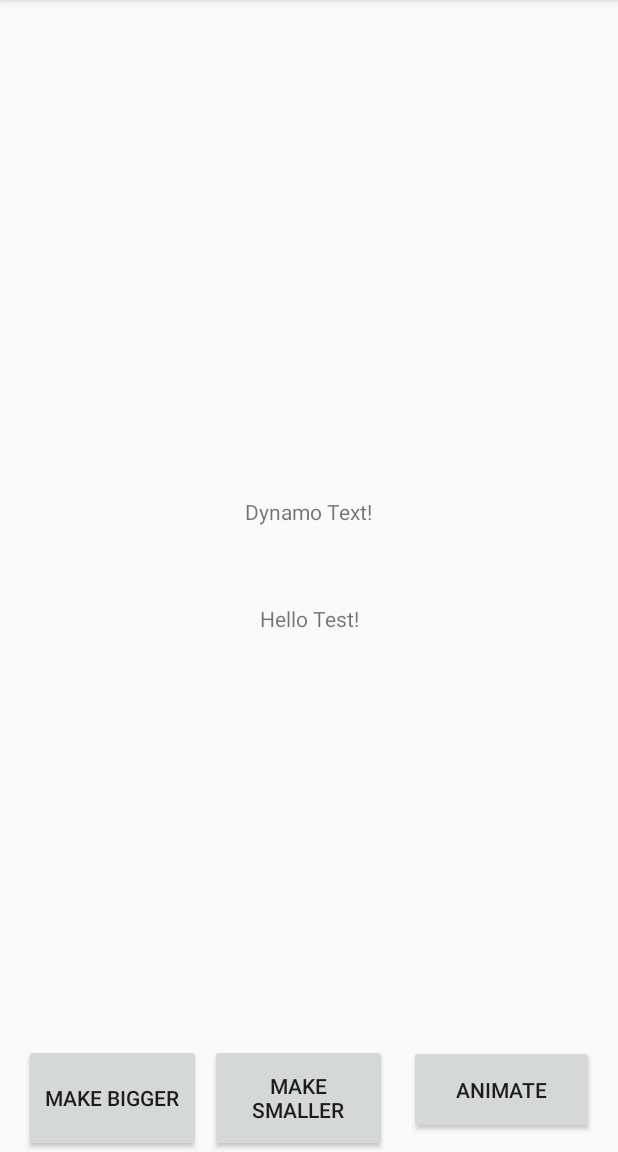
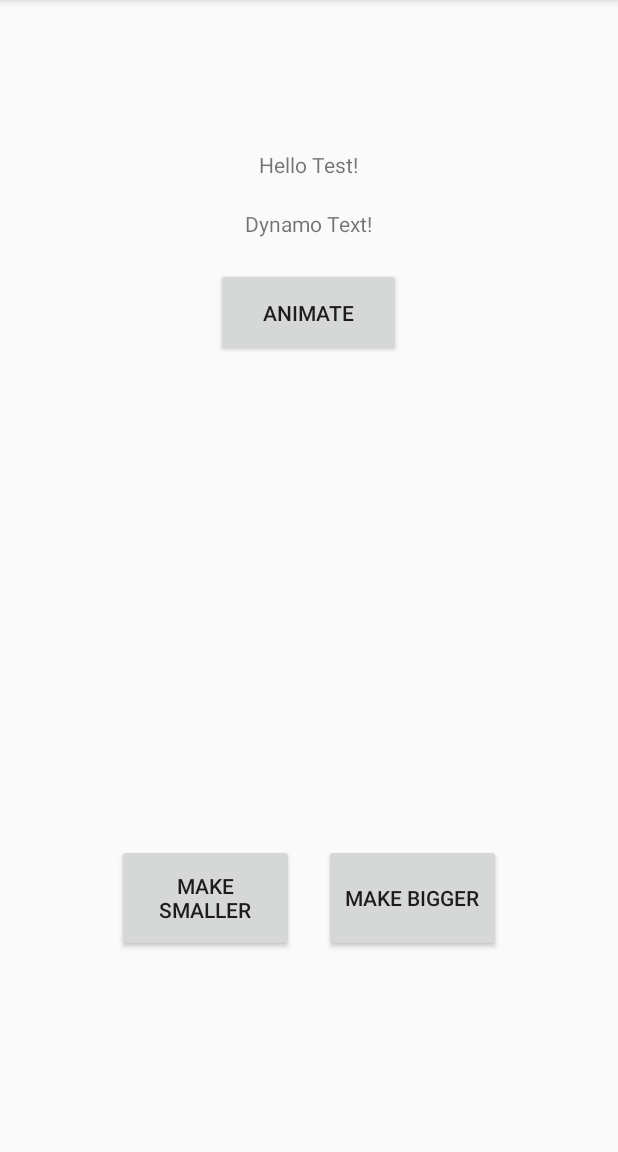
Before and after one commit to olesien/Mobilt_java23_Linus_Lindberg_Shakev4, an Android app: the screen it shows after launch (MainActivity), on a phone screen of 412 x 824 dp, the part 84-1236 px from its top. Run offline under Robolectric (Android 15) with nearby library versions, the light colour scheme and no system bars.

Commit message:
Fixed styles

```diff
--- a/app/src/main/res/layout/activity_main.xml
+++ b/app/src/main/res/layout/activity_main.xml
@@ -6,60 +6,87 @@
     android:layout_width="match_parent"
     android:layout_height="match_parent"
     tools:context=".MainActivity">
-
+    <LinearLayout
+        android:orientation="vertical"
+        android:layout_width="match_parent"
+        android:layout_height="match_parent"
+        app:layout_constraintBottom_toBottomOf="parent"
+        app:layout_constraintEnd_toEndOf="parent"
+        app:layout_constraintHorizontal_bias="1.0"
+        app:layout_constraintStart_toStartOf="parent"
+        android:gravity="center"
+        android:layout_weight="1">
     <TextView
         android:layout_width="wrap_content"
         android:layout_height="wrap_content"
         android:text="Hello Test!"
         app:layout_constraintBottom_toBottomOf="parent"
         app:layout_constraintEnd_toEndOf="parent"
+        app:layout_constraintHorizontal_bias="0.581"
         app:layout_constraintStart_toStartOf="parent"
         app:layout_constraintTop_toTopOf="parent"
-        app:layout_constraintVertical_bias="0.538" />
+        app:layout_constraintVertical_bias="0.599"
+        android:layout_marginTop="100dp"/>
 
     <TextView
+        android:layout_marginTop="20dp"
         android:id="@+id/text1"
         android:layout_width="wrap_content"
         android:layout_height="wrap_content"
         android:text="Dynamo Text!"
         app:layout_constraintBottom_toBottomOf="parent"
-        app:layout_constraintEnd_toEndOf="parent"
-        app:layout_constraintHorizontal_bias="0.498"
-        app:layout_constraintStart_toStartOf="parent"
-        app:layout_constraintTop_toTopOf="parent"
-        app:layout_constraintVertical_bias="0.443" />
+        app:layout_constraintHorizontal_bias="0.581"
+        app:layout_constraintLeft_toLeftOf="parent"
+        app:layout_constraintRight_toRightOf="parent"
+        />
 
     <Button
-        android:id="@+id/button1"
-        android:layout_width="118dp"
-        android:layout_height="72dp"
-        android:layout_marginStart="16dp"
-        android:text="Make Bigger"
-        app:layout_constraintBottom_toBottomOf="parent"
-        app:layout_constraintLeft_toLeftOf="parent"
-        app:layout_constraintRight_toRightOf="parent"
-        app:layout_constraintStart_toStartOf="parent" />
-
-    <Button
-        android:id="@+id/button2"
-        android:layout_width="118dp"
-        android:layout_height="72dp"
-        android:layout_marginStart="140dp"
-        android:text="Make Smaller"
-        app:layout_constraintBottom_toBottomOf="parent"
-        app:layout_constraintLeft_toLeftOf="parent"
-        app:layout_constraintRight_toRightOf="parent"
-        app:layout_constraintStart_toStartOf="parent" />
-
-    <Button
+        android:layout_marginTop="20dp"
         android:id="@+id/button3"
         android:layout_width="123dp"
         android:layout_height="59dp"
-        android:layout_marginBottom="12dp"
+        android:layout_marginBottom="196dp"
         android:text="Animate"
         app:layout_constraintBottom_toBottomOf="parent"
-        app:layout_constraintHorizontal_bias="0.944"
+        app:layout_constraintHorizontal_bias="0.597"
         app:layout_constraintLeft_toLeftOf="parent"
         app:layout_constraintRight_toRightOf="parent" />
 
+    <LinearLayout
+        android:layout_width="match_parent"
+        android:layout_height="75dp"
+        android:layout_marginBottom="4dp"
+        app:layout_constraintBottom_toBottomOf="parent"
+        app:layout_constraintEnd_toEndOf="parent"
+        app:layout_constraintHorizontal_bias="1.0"
+        app:layout_constraintStart_toStartOf="parent"
+        android:gravity="center"
+        android:layout_weight="1">
+
+        <Button
+            android:id="@+id/button2"
+            android:layout_width="118dp"
+            android:layout_height="72dp"
+            android:text="Make Smaller"
+            app:layout_constraintBottom_toBottomOf="parent"
+            app:layout_constraintLeft_toLeftOf="parent"
+            app:layout_constraintRight_toRightOf="parent"
+            android:layout_marginLeft="10dp"
+            android:layout_marginRight="10dp"/>
+
+        <Button
+            android:id="@+id/button1"
+            android:layout_width="118dp"
+            android:layout_height="72dp"
+            android:text="Make Bigger"
+            app:layout_constraintBottom_toBottomOf="parent"
+            app:layout_constraintLeft_toLeftOf="parent"
+            app:layout_constraintRight_toRightOf="parent"
+            android:layout_marginLeft="10dp"
+            android:layout_marginRight="10dp"/>
+    </LinearLayout>
+    </LinearLayout>
+
+
+
 </androidx.constraintlayout.widget.ConstraintLayout>
--- /dev/null
+++ b/app/src/main/res/values/styles.xml
@@ -0,0 +1,5 @@
+<?xml version="1.0" encoding="utf-8"?>
+<resources>
+
+    <style name="width_match_parent_max_200">100%</style>
+</resources>
```
